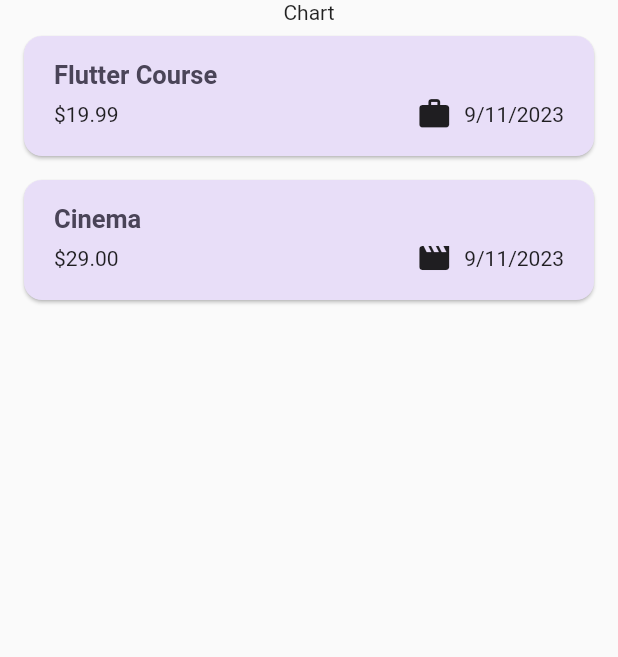
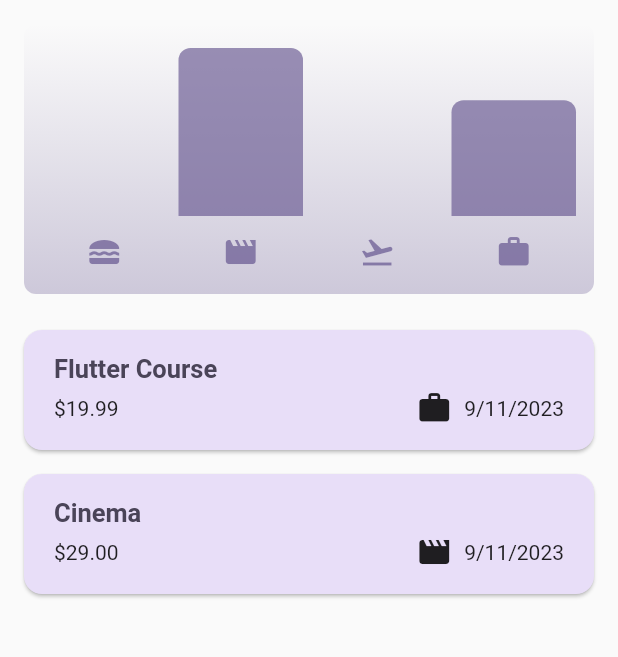
Before and after one commit to manuelarmasme/expense_tracker, a Flutter app: the screen it shows after launch, on a phone screen of 412 x 824 dp, the part 84-741 px from its top. Run offline on Flutter 3.47's test engine with Material 2 defaults, Android fonts, the phone set to English and light mode, and no system bars.

Commit message:
understaing responsive on flutter

```diff
--- /dev/null
+++ b/lib/widgets/chart/chart.dart
@@ -0,0 +1,95 @@
+import 'package:flutter/material.dart';
+
+import 'package:expense_tracker/widgets/chart/chart_bar.dart';
+import 'package:expense_tracker/models/expense.dart';
+
+class Chart extends StatelessWidget {
+  const Chart({super.key, required this.expenses});
+
+  final List<Expense> expenses;
+
+  List<ExpenseBucket> get buckets {
+    return [
+      ExpenseBucket.forCategory(expenses, Category.food),
+      ExpenseBucket.forCategory(expenses, Category.leisure),
+      ExpenseBucket.forCategory(expenses, Category.travel),
+      ExpenseBucket.forCategory(expenses, Category.work),
+    ];
+  }
+
+  double get maxTotalExpense {
+    double maxTotalExpense = 0;
+
+    for (final bucket in buckets) {
+      if (bucket.totalExpenses > maxTotalExpense) {
+        maxTotalExpense = bucket.totalExpenses;
+      }
+    }
+
+    return maxTotalExpense;
+  }
+
+  @override
+  Widget build(BuildContext context) {
+    final isDarkMode =
+        MediaQuery.of(context).platformBrightness == Brightness.dark;
+    return Container(
+      margin: const EdgeInsets.all(16),
+      padding: const EdgeInsets.symmetric(
+        vertical: 16,
+        horizontal: 8,
+      ),
+      width: double.infinity,
+      height: 180,
+      decoration: BoxDecoration(
+        borderRadius: BorderRadius.circular(8),
+        gradient: LinearGradient(
+          colors: [
+            Theme.of(context).colorScheme.primary.withOpacity(0.3),
+            Theme.of(context).colorScheme.primary.withOpacity(0.0)
+          ],
+          begin: Alignment.bottomCenter,
+          end: Alignment.topCenter,
+        ),
+      ),
+      child: Column(
+        children: [
+          Expanded(
+            child: Row(
+              crossAxisAlignment: CrossAxisAlignment.end,
+              children: [
+                for (final bucket in buckets) // alternative to map()
+                  ChartBar(
+                    fill: bucket.totalExpenses == 0
+                        ? 0
+                        : bucket.totalExpenses / maxTotalExpense,
+                  )
+              ],
+            ),
+          ),
+          const SizedBox(height: 12),
+          Row(
+            children: buckets
+                .map(
+                  (bucket) => Expanded(
+                    child: Padding(
+                      padding: const EdgeInsets.symmetric(horizontal: 4),
+                      child: Icon(
+                        categoryIcons[bucket.category],
+                        color: isDarkMode
+                            ? Theme.of(context).colorScheme.secondary
+                            : Theme.of(context)
+                                .colorScheme
+                                .primary
+                                .withOpacity(0.7),
+                      ),
+                    ),
+                  ),
+                )
+                .toList(),
+          )
+        ],
+      ),
+    );
+  }
+}
--- /dev/null
+++ b/lib/widgets/chart/chart_bar.dart
@@ -0,0 +1,34 @@
+import 'package:flutter/material.dart';
+
+class ChartBar extends StatelessWidget {
+  const ChartBar({
+    super.key,
+    required this.fill,
+  });
+
+  final double fill;
+
+  @override
+  Widget build(BuildContext context) {
+    final isDarkMode =
+        MediaQuery.of(context).platformBrightness == Brightness.dark;
+    return Expanded(
+      child: Padding(
+        padding: const EdgeInsets.symmetric(horizontal: 4),
+        child: FractionallySizedBox(
+          heightFactor: fill,
+          child: DecoratedBox(
+            decoration: BoxDecoration(
+              shape: BoxShape.rectangle,
+              borderRadius:
+                  const BorderRadius.vertical(top: Radius.circular(8)),
+              color: isDarkMode
+                  ? Theme.of(context).colorScheme.secondary
+                  : Theme.of(context).colorScheme.primary.withOpacity(0.65),
+            ),
+          ),
+        ),
+      ),
+    );
+  }
+}
--- a/lib/widgets/expenses.dart
+++ b/lib/widgets/expenses.dart
@@ -1,3 +1,4 @@
+import 'package:expense_tracker/widgets/chart/chart.dart';
 import 'package:expense_tracker/widgets/expenses_list/expenses_list.dart';
 import 'package:expense_tracker/models/expense.dart';
 import 'package:expense_tracker/widgets/new_expense.dart';
@@ -29,6 +30,7 @@ class _ExpensesState extends State<Expenses> {
 
   void _openAddExpenseOverlay() {
     showModalBottomSheet(
+      useSafeArea: true,
       isScrollControlled: true,
       context: context,
       //ctx is the context for the modal element that is created by Flutter
@@ -79,6 +81,8 @@ class _ExpensesState extends State<Expenses> {
 
   @override
   Widget build(BuildContext context) {
+    final width = MediaQuery.of(context).size.width;
+
     //Expense list variable to know if there is more than zero expenses
     Widget mainContent = const Center(
       child: Text('There is not any expense found.'),
@@ -102,14 +106,29 @@ class _ExpensesState extends State<Expenses> {
           ),
         ],
       ),
-      body: Column(
-        children: [
-          const Text('Chart'),
-          //Expanded helps us to renderized this list because deep inside this widget is using column
-          //so in this kind of case it won't show
-          Expanded(child: mainContent),
-        ],
-      ),
+      body: width < 600
+          ? Column(
+              children: [
+                Chart(expenses: _registeredExpenses),
+                //Expanded helps us to renderized this list because deep inside this widget is using column
+                //so in this kind of case it won't show
+                Expanded(
+                  child: mainContent,
+                ),
+              ],
+            )
+          : Row(
+              children: [
+                Expanded(
+                  child: Chart(expenses: _registeredExpenses),
+                ),
+                //Expanded helps us to renderized this list because deep inside this widget is using column
+                //so in this kind of case it won't show
+                Expanded(
+                  child: mainContent,
+                ),
+              ],
+            ),
     );
   }
 }
--- a/lib/widgets/new_expense.dart
+++ b/lib/widgets/new_expense.dart
@@ -103,8 +103,16 @@ class _NewExpenseState extends State<NewExpense> {
 
   @override
   Widget build(BuildContext context) {
-    return Padding(
-      padding: const EdgeInsets.fromLTRB(16, 48, 16, 16),
+    //We are telling that we are having and overflow that is affecting our UI, in this case the keyboard
+    //with this variable we are going to add some padding at the bottom to prevent not showing all the ui inputs
+    final keyboardSpace = MediaQuery.of(context).viewInsets.bottom;
+
+    return SizedBox(
+      height: double.infinity,
+      //THIS helps us to create and scroll that help us on the horizontal porttrait
+      child: SingleChildScrollView(
+        child: Padding(
+          padding: EdgeInsets.fromLTRB(16, 16, 16, keyboardSpace + 16 ),
           child: Column(
             children: [
               TextField(
@@ -193,6 +201,8 @@ class _NewExpenseState extends State<NewExpense> {
               )
             ],
           ),
+        ),
+      ),
     );
   }
 }
```
Lines whose indentation alone changed are shown as unchanged.
